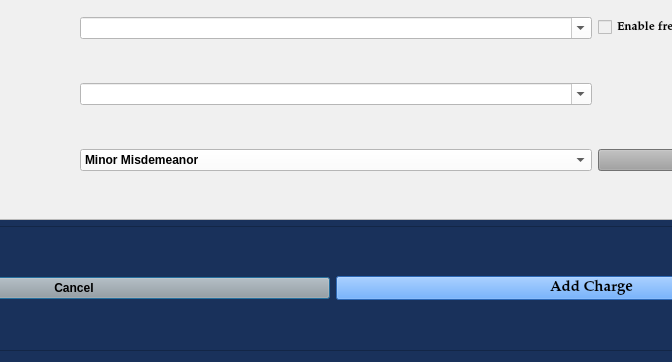
Before: the Qt Designer form package/views/ui/AddChargeDialog.ui in HunterProgram22/MuniEntry, drawn with Qt 5; both pictures show x 203 to 875 and y 112 to 474 of the 1071 by 474 pixel window.
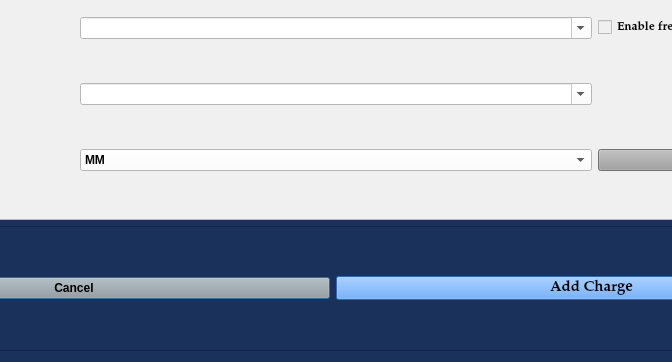
After: the same form once the commit is applied.

Diff of the .ui file:
```diff
--- a/package/views/ui/AddChargeDialog.ui
+++ b/package/views/ui/AddChargeDialog.ui
@@ -189,7 +189,7 @@
      <property name="frameShadow">
       <enum>QFrame::Raised</enum>
      </property>
-     <layout class="QGridLayout" name="gridLayout_3" columnstretch="1,2,0,0,0">
+     <layout class="QGridLayout" name="gridLayout_3" columnstretch="1,2,0">
       <item row="3" column="0">
        <widget class="QLabel" name="label_23">
         <property name="text">
@@ -262,7 +262,7 @@
         </property>
         <item>
          <property name="text">
-          <string>Minor Misdemeanor</string>
+          <string>MM</string>
          </property>
         </item>
         <item>
```
Left out of the diff: 2 changed lines with no effect on the pictures.
